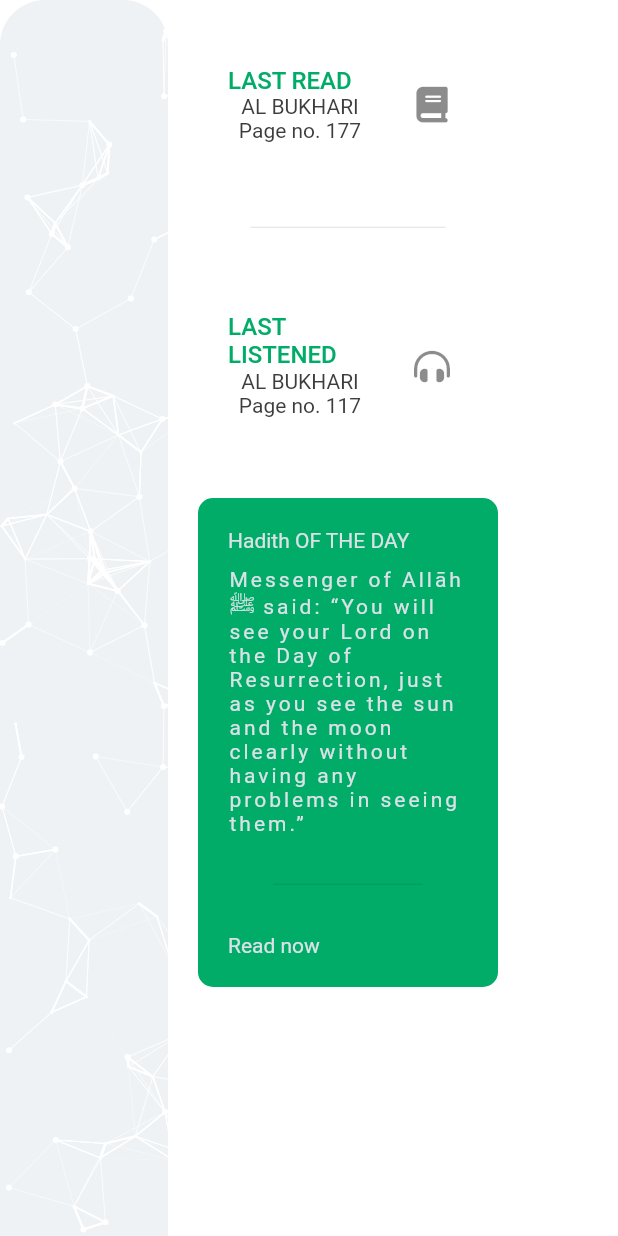
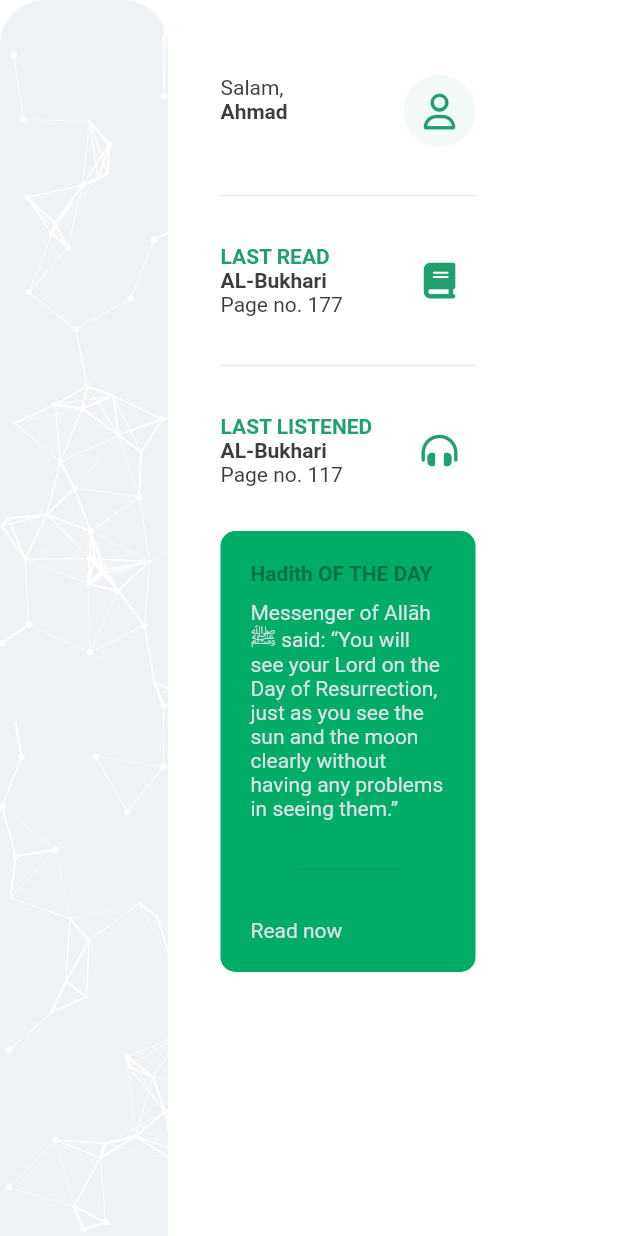
Before and after one commit to kherldhussein/quran_hadith, a Flutter app: the HPage screen opened directly, on a phone screen of 412 x 824 dp. Run offline on Flutter 3.47's test engine with Material 2 defaults, Android fonts, the phone set to English and light mode, and no system bars; our stand-ins replace adaptive_breakpoints, anim_search_bar, auto_size_text, bubble_tab_indicator, font_awesome_flutter, get and 6 more; missing offline and left inert: flutter_animated_dialog; accounts and stored records are empty; network calls fail; Roboto replaces fonts that are missing (Poppins).

Commit message:
Update UI

```diff
--- a/lib/screens/hPage.dart
+++ b/lib/screens/hPage.dart
@@ -56,38 +56,92 @@ class _HPageState extends State<HPage> {
               color: theme.appBarTheme.backgroundColor,
               width: 200,
               child: ListView(
+                padding: EdgeInsets.symmetric(
+                  horizontal: 15,
+                  vertical: 30,
+                ),
                 children: [
-                  ListTile(
-                    title: Text(
-                      'LAST READ',
-                      style: TextStyle(color: Color(0xff01AC68)),
+                  Row(
+                    mainAxisAlignment: MainAxisAlignment.spaceBetween,
+                    crossAxisAlignment: CrossAxisAlignment.start,
+                    children: [
+                      Column(
+                        crossAxisAlignment: CrossAxisAlignment.start,
+                        children: [
+                          Text(
+                            'Salam,',
+                            style: TextStyle(fontWeight: FontWeight.w400),
                           ),
-                    // hoverColor: Colors.green,
-                    contentPadding:
-                        EdgeInsets.symmetric(horizontal: 20, vertical: 20),
-                    subtitle: Column(
-                      children: [Text('AL BUKHARI'), Text('Page no. 177')],
+                          Text(
+                            "Ahmad",
+                            style: TextStyle(fontWeight: FontWeight.w600),
                           ),
-                    trailing: IconButton(
-                      icon: FaIcon(FontAwesomeIcons.book),
+                        ],
+                      ),
+                      ClipOval(
+                        child: Material(
+                          color: kAccentColor.withOpacity(.05),
+                          child: IconButton(
+                            icon: FaIcon(FontAwesomeIcons.user),
                             onPressed: () {},
                           ),
                         ),
-                  Divider(height: 65, endIndent: 35, indent: 35),
-                  ListTile(
-                    title: Text(
+                      )
+                    ],
+                  ),
+                  Divider(height: 65),
+                  Row(
+                    mainAxisAlignment: MainAxisAlignment.spaceBetween,
+                    crossAxisAlignment: CrossAxisAlignment.start,
+                    children: [
+                      Column(
+                        crossAxisAlignment: CrossAxisAlignment.start,
+                        children: [
+                          Text(
+                            'LAST READ',
+                            style: TextStyle(
+                                color: kAccentColor,
+                                fontWeight: FontWeight.w600),
+                          ),
+                          Text(
+                            "AL-Bukhari",
+                            style: TextStyle(fontWeight: FontWeight.w600),
+                          ),
+                          Text('Page no. 177')
+                        ],
+                      ),
+                      IconButton(
+                        icon: FaIcon(FontAwesomeIcons.book),
+                        onPressed: () {},
+                      )
+                    ],
+                  ),
+                  Divider(height: 65),
+                  Row(
+                    mainAxisAlignment: MainAxisAlignment.spaceBetween,
+                    crossAxisAlignment: CrossAxisAlignment.start,
+                    children: [
+                      Column(
+                        crossAxisAlignment: CrossAxisAlignment.start,
+                        children: [
+                          Text(
                             'LAST LISTENED',
-                      style: TextStyle(color: Color(0xff01AC68)),
+                            style: TextStyle(
+                                color: kAccentColor,
+                                fontWeight: FontWeight.w600),
                           ),
-                    contentPadding:
-                        EdgeInsets.symmetric(horizontal: 20, vertical: 20),
-                    subtitle: Column(
-                      children: [Text('AL BUKHARI'), Text('Page no. 117')],
+                          Text(
+                            "AL-Bukhari",
+                            style: TextStyle(fontWeight: FontWeight.w600),
                           ),
-                    trailing: IconButton(
+                          Text('Page no. 117')
+                        ],
+                      ),
+                      IconButton(
                         icon: FaIcon(FontAwesomeIcons.headphonesSimple),
                         onPressed: () {},
-                    ),
+                      )
+                    ],
                   ),
                   SizedBox(height: 30),
                   Container(
@@ -99,19 +153,29 @@ class _HPageState extends State<HPage> {
                     child: Column(
                       crossAxisAlignment: CrossAxisAlignment.start,
                       children: [
-                        Text('Hadith OF THE DAY',
-                            style: TextStyle(color: Color(0xffdae1e7))),
+                        Text(
+                          'Hadith OF THE DAY',
+                          style: TextStyle(
+                            color: Color(0xff017044),
+                            fontWeight: FontWeight.w700,
+                          ),
+                        ),
                         SizedBox(height: 10),
                         Text(
                           "Messenger of Allāh ﷺ said: “You will see your Lord on the Day of "
                           "Resurrection, just as you see the sun and the moon clearly without having any "
                           "problems in seeing them.” ",
                           style: TextStyle(
-                              color: Color(0xffdae1e7), letterSpacing: 2),
+                            color: Color(0xffdae1e7),
+                          ),
                         ),
                         Divider(height: 65, endIndent: 30, indent: 30),
-                        Text('Read now',
-                            style: TextStyle(color: Color(0xffdae1e7))),
+                        Text(
+                          'Read now',
+                          style: TextStyle(
+                            color: Color(0xffdae1e7),
+                          ),
+                        ),
                       ],
                     ),
                   )
```
Lines whose indentation alone changed are shown as unchanged.
